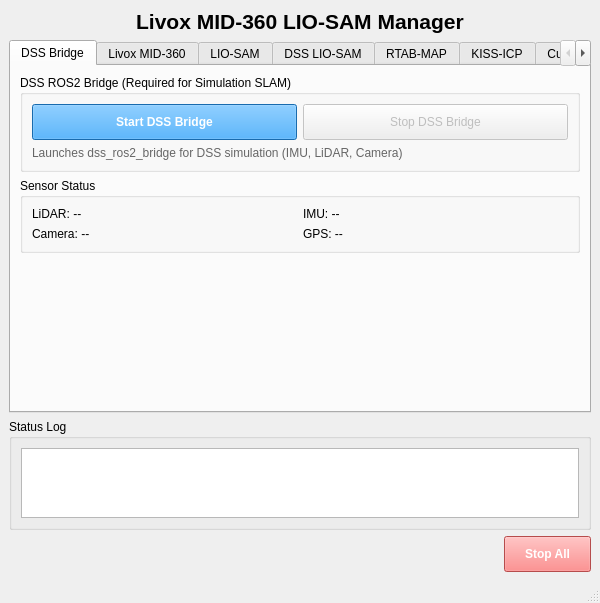
kuks2309/DSS_ROS2_2026, file Tools/slam_launch_manager/slam_launch_manager/ui/slam_launch_manager.ui: the form before one commit.
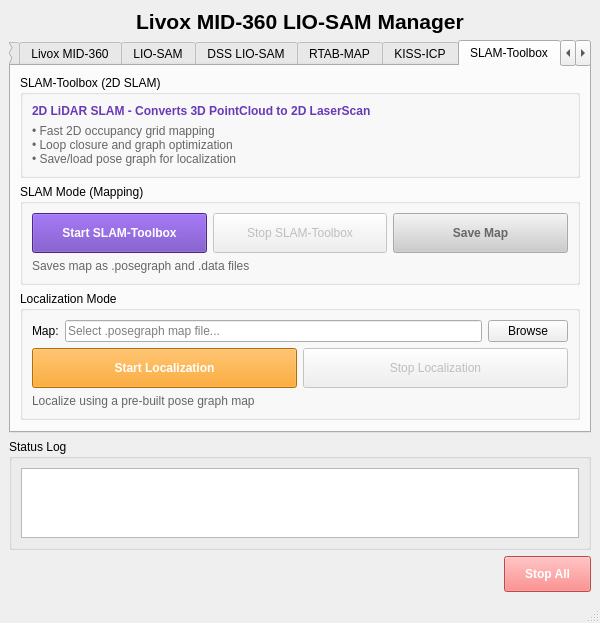
The form after the commit. The open tabs and pages were chosen to show the change.

Commit message: Add SLAM-Toolbox support to slam_launch_manager

Diff of the .ui file:
```diff
--- a/Tools/slam_launch_manager/slam_launch_manager/ui/slam_launch_manager.ui
+++ b/Tools/slam_launch_manager/slam_launch_manager/ui/slam_launch_manager.ui
@@ -1098,7 +1098,266 @@
         </item>
        </layout>
       </widget>
-      <!-- Tab 6: Custom Launch -->
+      <!-- Tab 6: SLAM-Toolbox -->
+      <widget class="QWidget" name="tabSlamToolbox">
+       <attribute name="title">
+        <string>SLAM-Toolbox</string>
+       </attribute>
+       <layout class="QVBoxLayout" name="layoutSlamToolbox">
+        <item>
+         <widget class="QGroupBox" name="slamToolboxInfoGroup">
+          <property name="title">
+           <string>SLAM-Toolbox (2D SLAM)</string>
+          </property>
+          <layout class="QVBoxLayout" name="layoutSlamToolboxInfo">
+           <item>
+            <widget class="QLabel" name="lblSlamToolboxInfo">
+             <property name="text">
+              <string>2D LiDAR SLAM - Converts 3D PointCloud to 2D LaserScan</string>
+             </property>
+             <property name="styleSheet">
+              <string notr="true">color: #673AB7; font-weight: bold;</string>
+             </property>
+            </widget>
+           </item>
+           <item>
+            <widget class="QLabel" name="lblSlamToolboxDesc">
+             <property name="text">
+              <string>• Fast 2D occupancy grid mapping
+• Loop closure and graph optimization
+• Save/load pose graph for localization</string>
+             </property>
+             <property name="styleSheet">
+              <string notr="true">color: #666666;</string>
+             </property>
+            </widget>
+           </item>
+          </layout>
+         </widget>
+        </item>
+        <item>
+         <widget class="QGroupBox" name="slamToolboxSlamGroup">
+          <property name="title">
+           <string>SLAM Mode (Mapping)</string>
+          </property>
+          <layout class="QVBoxLayout" name="layoutSlamToolboxSlamMain">
+           <item>
+            <layout class="QHBoxLayout" name="layoutSlamToolboxSlam">
+             <item>
+              <widget class="QPushButton" name="btnStartSlamToolbox">
+               <property name="minimumSize">
+                <size>
+                 <width>150</width>
+                 <height>40</height>
+                </size>
+               </property>
+               <property name="styleSheet">
+                <string notr="true">
+QPushButton {
+    background-color: #673AB7;
+    color: white;
+    font-weight: bold;
+    padding: 10px;
+}
+QPushButton:disabled {
+    background-color: #cccccc;
+    color: #666666;
+}
+                </string>
+               </property>
+               <property name="text">
+                <string>Start SLAM-Toolbox</string>
+               </property>
+              </widget>
+             </item>
+             <item>
+              <widget class="QPushButton" name="btnStopSlamToolbox">
+               <property name="minimumSize">
+                <size>
+                 <width>150</width>
+                 <height>40</height>
+                </size>
+               </property>
+               <property name="enabled">
+                <bool>false</bool>
+               </property>
+               <property name="styleSheet">
+                <string notr="true">
+QPushButton {
+    padding: 10px;
+}
+                </string>
+               </property>
+               <property name="text">
+                <string>Stop SLAM-Toolbox</string>
+               </property>
+              </widget>
+             </item>
+             <item>
+              <widget class="QPushButton" name="btnSaveSlamToolboxMap">
+               <property name="minimumSize">
+                <size>
+                 <width>150</width>
+                 <height>40</height>
+                </size>
+               </property>
+               <property name="enabled">
+                <bool>false</bool>
+               </property>
+               <property name="styleSheet">
+                <string notr="true">
+QPushButton {
+    background-color: #4CAF50;
+    color: white;
+    font-weight: bold;
+    padding: 10px;
+}
+QPushButton:disabled {
+    background-color: #cccccc;
+    color: #666666;
+}
+                </string>
+               </property>
+               <property name="text">
+                <string>Save Map</string>
+               </property>
+              </widget>
+             </item>
+            </layout>
+           </item>
+           <item>
+            <widget class="QLabel" name="lblSlamToolboxSlamInfo">
+             <property name="text">
+              <string>Saves map as .posegraph and .data files</string>
+             </property>
+             <property name="styleSheet">
+              <string notr="true">color: #666666;</string>
+             </property>
+            </widget>
+           </item>
+          </layout>
+         </widget>
+        </item>
+        <item>
+         <widget class="QGroupBox" name="slamToolboxLocGroup">
+          <property name="title">
+           <string>Localization Mode</string>
+          </property>
+          <layout class="QVBoxLayout" name="layoutSlamToolboxLocMain">
+           <item>
+            <layout class="QHBoxLayout" name="layoutSlamToolboxMapSelect">
+             <item>
+              <widget class="QLabel" name="lblSlamToolboxMap">
+               <property name="text">
+                <string>Map:</string>
+               </property>
+              </widget>
+             </item>
+             <item>
+              <widget class="QLineEdit" name="txtSlamToolboxMapPath">
+               <property name="placeholderText">
+                <string>Select .posegraph map file...</string>
+               </property>
+              </widget>
+             </item>
+             <item>
+              <widget class="QPushButton" name="btnBrowseSlamToolboxMap">
+               <property name="minimumSize">
+                <size>
+                 <width>80</width>
+                 <height>0</height>
+                </size>
+               </property>
+               <property name="text">
+                <string>Browse</string>
+               </property>
+              </widget>
+             </item>
+            </layout>
+           </item>
+           <item>
+            <layout class="QHBoxLayout" name="layoutSlamToolboxLoc">
+             <item>
+              <widget class="QPushButton" name="btnStartSlamToolboxLoc">
+               <property name="minimumSize">
+                <size>
+                 <width>150</width>
+                 <height>40</height>
+                </size>
+               </property>
+               <property name="styleSheet">
+                <string notr="true">
+QPushButton {
+    background-color: #FF9800;
+    color: white;
+    font-weight: bold;
+    padding: 10px;
+}
+QPushButton:disabled {
+    background-color: #cccccc;
+    color: #666666;
+}
+                </string>
+               </property>
+               <property name="text">
+                <string>Start Localization</string>
+               </property>
+              </widget>
+             </item>
+             <item>
+              <widget class="QPushButton" name="btnStopSlamToolboxLoc">
+               <property name="minimumSize">
+                <size>
+                 <width>150</width>
+                 <height>40</height>
+                </size>
+               </property>
+               <property name="enabled">
+                <bool>false</bool>
+               </property>
+               <property name="styleSheet">
+                <string notr="true">
+QPushButton {
+    padding: 10px;
+}
+                </string>
+               </property>
+               <property name="text">
+                <string>Stop Localization</string>
+               </property>
+              </widget>
+             </item>
+            </layout>
+           </item>
+           <item>
+            <widget class="QLabel" name="lblSlamToolboxLocInfo">
+             <property name="text">
+              <string>Localize using a pre-built pose graph map</string>
+             </property>
+             <property name="styleSheet">
+              <string notr="true">color: #666666;</string>
+             </property>
+            </widget>
+           </item>
+          </layout>
+         </widget>
+        </item>
+        <item>
+         <spacer name="verticalSpacerSlamToolbox">
+          <property name="orientation">
+           <enum>Qt::Vertical</enum>
+          </property>
+          <property name="sizeHint" stdset="0">
+           <size>
+            <width>20</width>
+            <height>40</height>
+           </size>
+          </property>
+         </spacer>
+        </item>
+       </layout>
+      </widget>
+      <!-- Tab 7: Custom Launch -->
       <widget class="QWidget" name="tabCustom">
        <attribute name="title">
         <string>Custom</string>
```
The commit also changes 3 other files.
